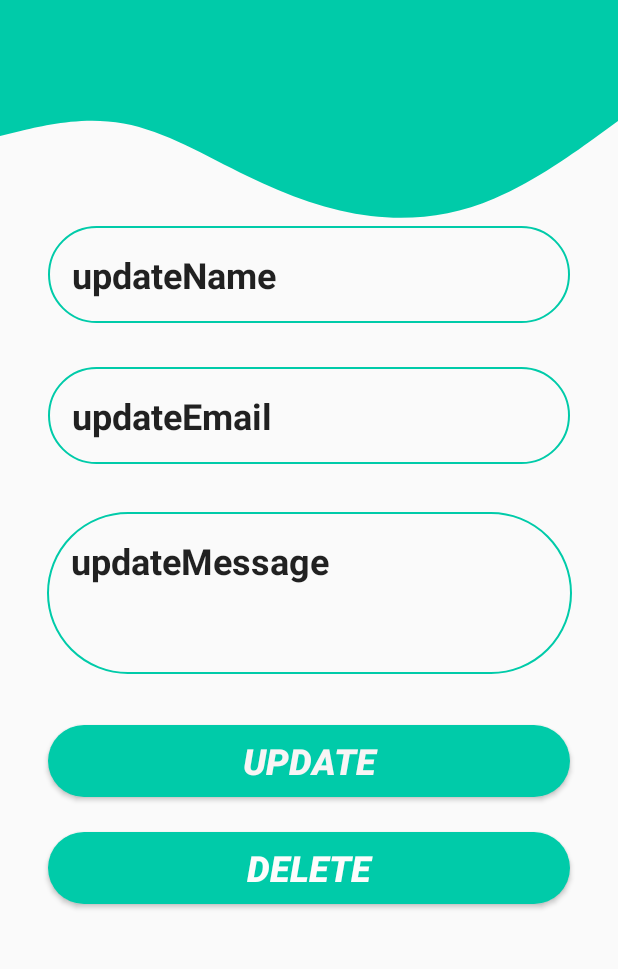
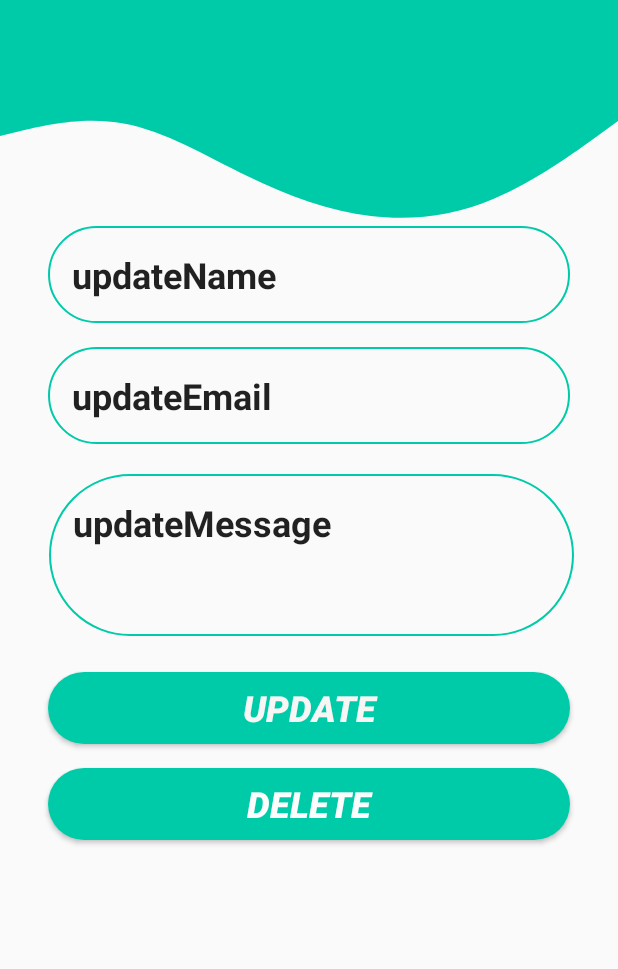
Before and after one commit to IT19125480/Feedback, an Android app: the updateFeedback screen opened directly, with no data from a screen before it, on a phone screen of 412 x 824 dp, the part 149-1118 px from its top. Run offline under Robolectric (Android 15) with nearby library versions, the phone set to English and light mode, and no system bars; our stand-ins replace Firebase (no records; nobody signed in at launch, a user with empty details on screens opened directly).

Commit message:
Feedback comment

```diff
--- a/app/src/main/res/layout/activity_main.xml
+++ b/app/src/main/res/layout/activity_main.xml
@@ -67,7 +67,7 @@
         android:layout_height="wrap_content"
         android:layout_marginStart="32dp"
         android:layout_marginLeft="32dp"
-        android:layout_marginTop="28dp"
+        android:layout_marginTop="12dp"
         android:layout_marginEnd="32dp"
         android:layout_marginRight="32dp"
         android:background="@drawable/round_border"
@@ -78,7 +78,7 @@
         android:textSize="24sp"
         android:textStyle="bold"
         app:layout_constraintEnd_toEndOf="parent"
-        app:layout_constraintHorizontal_bias="0.0"
+        app:layout_constraintHorizontal_bias="1.0"
         app:layout_constraintStart_toStartOf="parent"
         app:layout_constraintTop_toBottomOf="@+id/editText1" />
 
@@ -86,7 +86,7 @@
         android:id="@+id/editText3"
         android:layout_width="350dp"
         android:layout_height="108dp"
-        android:layout_marginTop="28dp"
+        android:layout_marginTop="16dp"
         android:background="@drawable/round_border"
         android:ems="10"
         android:gravity="start|top"
--- a/app/src/main/res/layout/activity_update_feedback.xml
+++ b/app/src/main/res/layout/activity_update_feedback.xml
@@ -62,7 +62,7 @@
         android:layout_height="wrap_content"
         android:layout_marginStart="32dp"
         android:layout_marginLeft="32dp"
-        android:layout_marginTop="29dp"
+        android:layout_marginTop="16dp"
         android:layout_marginEnd="32dp"
         android:layout_marginRight="32dp"
         android:background="@drawable/round_border2"
@@ -73,6 +73,7 @@
         android:textSize="24sp"
         android:textStyle="bold"
         app:layout_constraintEnd_toEndOf="parent"
+        app:layout_constraintHorizontal_bias="0.0"
         app:layout_constraintStart_toStartOf="parent"
         app:layout_constraintTop_toBottomOf="@+id/editText4" />
 
@@ -80,7 +81,7 @@
         android:id="@+id/editText6"
         android:layout_width="350dp"
         android:layout_height="108dp"
-        android:layout_marginTop="32dp"
+        android:layout_marginTop="20dp"
         android:background="@drawable/round_border2"
         android:ems="10"
         android:gravity="start|top"
@@ -90,6 +91,7 @@
         android:textSize="24sp"
         android:textStyle="bold"
         app:layout_constraintEnd_toEndOf="parent"
+        app:layout_constraintHorizontal_bias="0.524"
         app:layout_constraintStart_toStartOf="parent"
         app:layout_constraintTop_toBottomOf="@+id/editText5" />
 
@@ -99,7 +101,7 @@
         android:layout_height="wrap_content"
         android:layout_marginStart="32dp"
         android:layout_marginLeft="32dp"
-        android:layout_marginTop="34dp"
+        android:layout_marginTop="24dp"
         android:layout_marginEnd="32dp"
         android:layout_marginRight="32dp"
         android:background="@drawable/round_bg1"
@@ -108,6 +110,7 @@
         android:textSize="24sp"
         android:textStyle="bold|italic"
         app:layout_constraintEnd_toEndOf="parent"
+        app:layout_constraintHorizontal_bias="0.0"
         app:layout_constraintStart_toStartOf="parent"
         app:layout_constraintTop_toBottomOf="@+id/editText6" />
 
@@ -117,7 +120,7 @@
         android:layout_height="wrap_content"
         android:layout_marginStart="32dp"
         android:layout_marginLeft="32dp"
-        android:layout_marginTop="23dp"
+        android:layout_marginTop="16dp"
         android:layout_marginEnd="32dp"
         android:layout_marginRight="32dp"
         android:background="@drawable/round_bg1"
```
